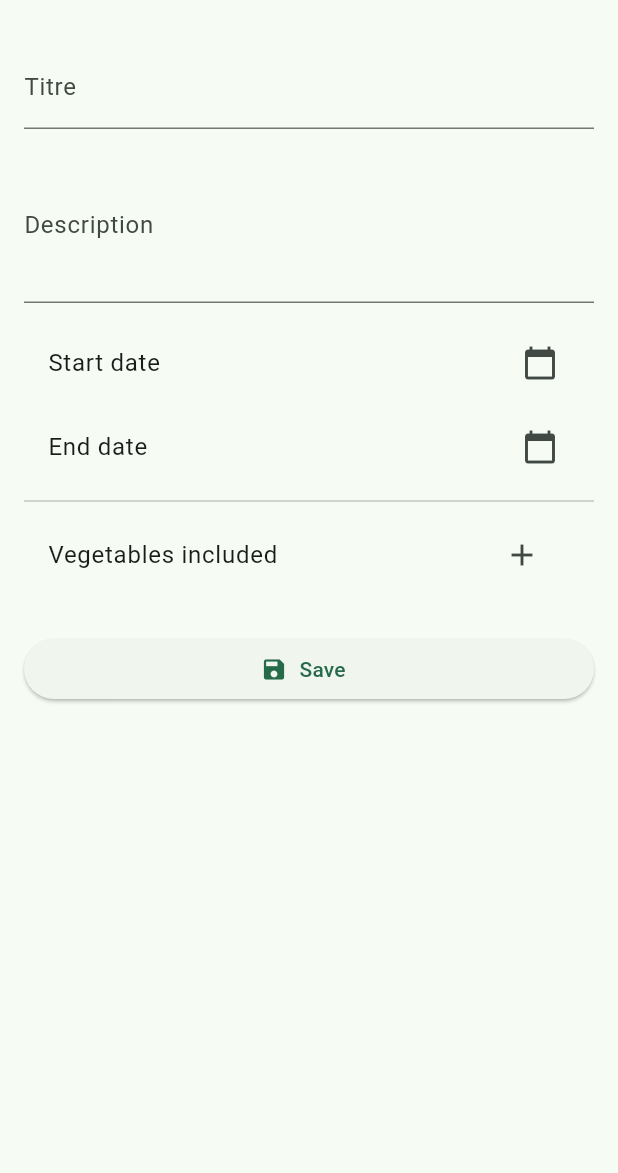
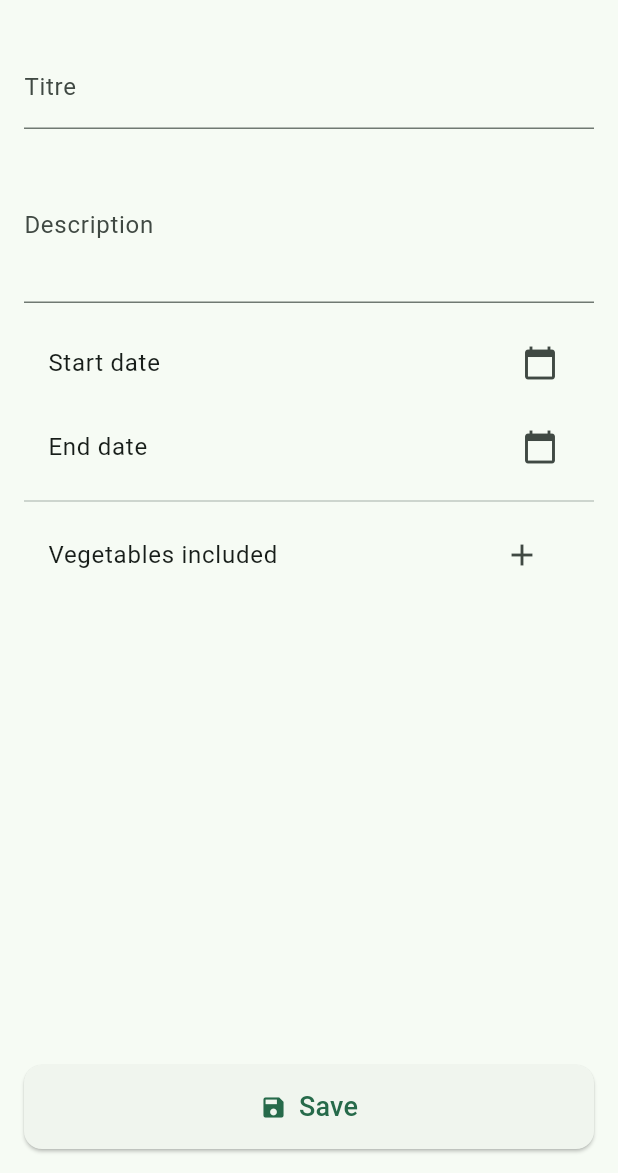
Before and after one commit to pam199968/veggie_cart, a Flutter app: the WeeklyOfferFormPage screen opened directly, on a phone screen of 412 x 824 dp, the part 63-1236 px from its top. Run offline on Flutter 3.47's test engine with Material 3 defaults, Android fonts, the phone set to English and light mode, and no system bars; our stand-ins replace cloud_firestore, cloud_functions, firebase_auth, firebase_core, firebase_storage, flutter_image_compress and 6 more; missing offline and left inert: dart:js_interop; accounts and stored records are empty.

```diff
--- a/lib/views/weekly_offer_form_page.dart
+++ b/lib/views/weekly_offer_form_page.dart
@@ -138,7 +138,8 @@ class _WeeklyOfferFormPageState extends State<WeeklyOfferFormPage> {
       appBar: AppBar(
         title: Text(isEditing ? context.l10n.editOffer : context.l10n.newOffer),
       ),
-      body: Center(
+      body: SafeArea(
+        child: Center(
           child: ConstrainedBox(
             constraints: const BoxConstraints(
               maxWidth: 600,
@@ -158,7 +159,9 @@ class _WeeklyOfferFormPageState extends State<WeeklyOfferFormPage> {
                     const SizedBox(height: 12),
                     TextFormField(
                       controller: _descriptionController,
-                    decoration: const InputDecoration(labelText: 'Description'),
+                      decoration: const InputDecoration(
+                        labelText: 'Description',
+                      ),
                       maxLines: 3,
                     ),
                     const SizedBox(height: 12),
@@ -270,13 +273,15 @@ class _WeeklyOfferFormPageState extends State<WeeklyOfferFormPage> {
                                 final result = await showDialog<Map<String, dynamic>>(
                                   context: context,
                                   builder: (context) {
-                                  final priceController = TextEditingController(
+                                    final priceController =
+                                        TextEditingController(
                                           text: veg.price?.toString() ?? '',
                                         );
                                     final quantityController =
                                         TextEditingController(
                                           text:
-                                            veg.standardQuantity?.toString() ??
+                                              veg.standardQuantity
+                                                  ?.toString() ??
                                               '',
                                         );
                                     final packagingController =
@@ -338,9 +343,8 @@ class _WeeklyOfferFormPageState extends State<WeeklyOfferFormPage> {
                                             final quantity = double.tryParse(
                                               quantityController.text,
                                             );
-                                          final packaging = packagingController
-                                              .text
-                                              .trim();
+                                            final packaging =
+                                                packagingController.text.trim();
 
                                             Navigator.pop(context, {
                                               'price': price,
@@ -419,10 +423,27 @@ class _WeeklyOfferFormPageState extends State<WeeklyOfferFormPage> {
                       ),
                     ),
                     const SizedBox(height: 24),
-                  ElevatedButton.icon(
-                    onPressed: _isSaving
-                        ? null
-                        : _saveOffer, // ✅ Désactivé pendant le chargement
+                  ],
+                ),
+              ),
+            ),
+          ),
+        ),
+      ),
+      bottomNavigationBar: SafeArea(
+        child: Padding(
+          padding: const EdgeInsets.all(16.0),
+          child: SizedBox(
+            width: double.infinity,
+            height: 56,
+            child: ElevatedButton.icon(
+              style: ElevatedButton.styleFrom(
+                padding: const EdgeInsets.symmetric(vertical: 12),
+                shape: RoundedRectangleBorder(
+                  borderRadius: BorderRadius.circular(12),
+                ),
+              ),
+              onPressed: _isSaving ? null : _saveOffer,
               icon: _isSaving
                   ? const SizedBox(
                       width: 20,
@@ -435,9 +456,7 @@ class _WeeklyOfferFormPageState extends State<WeeklyOfferFormPage> {
                   : const Icon(Icons.save),
               label: Text(
                 _isSaving ? context.l10n.saving : context.l10n.save,
-                    ),
-                  ),
-                ],
+                style: const TextStyle(fontSize: 18),
               ),
             ),
           ),
```
Lines whose indentation alone changed are shown as unchanged.
